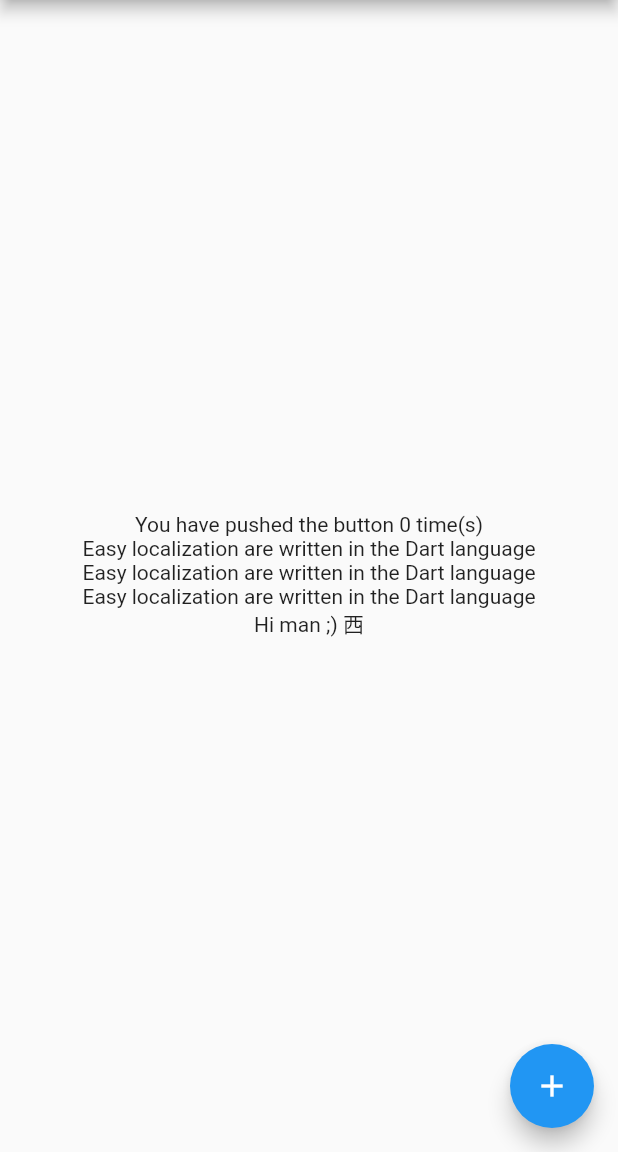
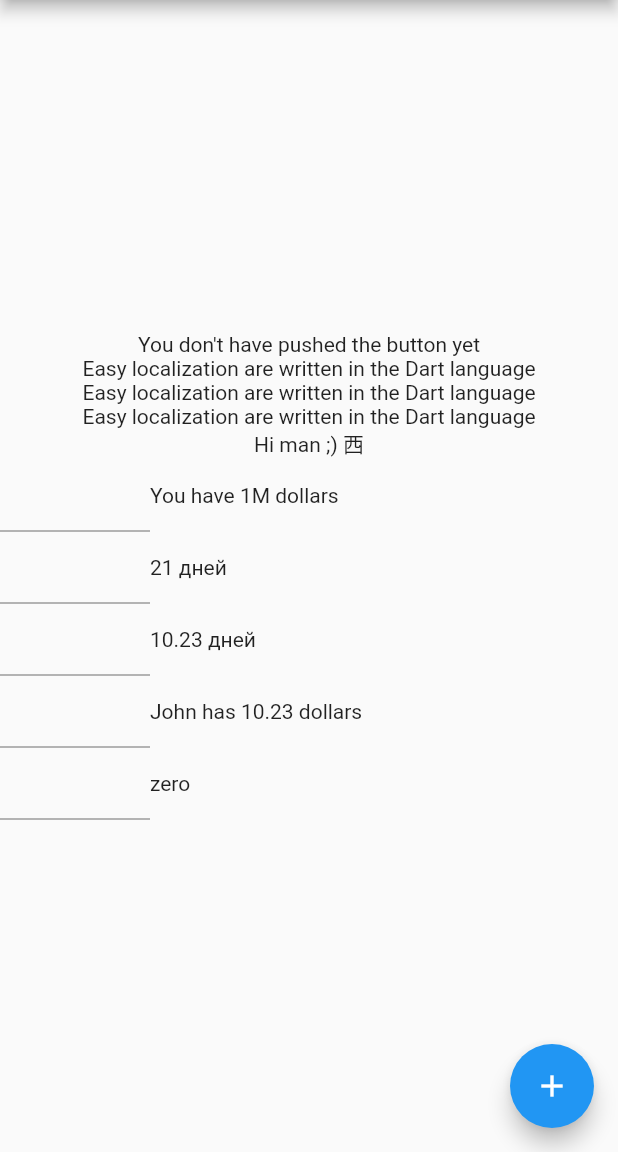
Before and after one commit to atahatah/practice_easy_localization, a Flutter app: the screen it shows after launch, on a phone screen of 412 x 824 dp, the part 84-1236 px from its top. Run offline on Flutter 3.47's test engine with Material 2 defaults, Android fonts, the phone set to English and light mode, and no system bars; our stand-ins replace easy_localization.

Commit message:
Plurals plural() https://pub.dev/packages/easy_localization#-plurals-plural

```diff
--- a/assets/translations/en.json
+++ b/assets/translations/en.json
@@ -1,12 +1,47 @@
 {
   "app_title": "Flutter Demo",
   "home_title": "Flutter Demo Home Page",
-  "pushed_times": "You have pushed the button {} time(s)",
-  "msg":"{} are written in the {} language",
-  "msg_named":"Easy localization are written in the {lang} language",
-  "msg_mixed":"{} are written in the {lang} language",
-  "gender":{
-    "male":"Hi man ;) {}",
-    "female":"Hello girl :) {}",
-    "other":"Hello {}"
-  }}
+  "pushed_times": {
+    "zero": "You don't have pushed the button yet",
+    "one": "You have pushed the button {} time",
+    "two": "You have pushed the button {} times",
+    "many": "You have pushed the button {} times",
+    "other": "You have pushed the button {} times"
+  },
+  "msg": "{} are written in the {} language",
+  "msg_named": "Easy localization are written in the {lang} language",
+  "msg_mixed": "{} are written in the {lang} language",
+  "gender": {
+    "male": "Hi man ;) {}",
+    "female": "Hello girl :) {}",
+    "other": "Hello {}"
+  },
+  "day": {
+    "zero": "{} дней",
+    "one": "{} день",
+    "two": "{} дня",
+    "few": "{} дня",
+    "many": "{} дней",
+    "other": "{} дней"
+  },
+  "money": {
+    "zero": "You not have money",
+    "one": "You have {} dollar",
+    "many": "You have {} dollars",
+    "other": "You have {} dollars"
+  },
+  "money_args": {
+    "zero": "{} has no money",
+    "one": "{} has {} dollar",
+    "many": "{} has {} dollars",
+    "other": "{} has {} dollars"
+  },
+  "how_many": {
+    "zero": "zero",
+    "one": "one",
+    "two": "two",
+    "few": "few",
+    "many": "many",
+    "other": "other"
+  }
+}
--- a/assets/translations/ja-JP.json
+++ b/assets/translations/ja-JP.json
@@ -9,5 +9,33 @@
     "male":"よ、{}くんｗ",
     "female":"やあ{}さん笑",
     "other":"こんにちは、{}"
+  },
+  "day": {
+    "zero":"{} дней",
+    "one": "{} день",
+    "two": "{} дня",
+    "few": "{} дня",
+    "many": "{} дней",
+    "other": "{} дней"
+  },
+  "money": {
+    "zero": "You not have money",
+    "one": "You have {} dollar",
+    "many": "You have {} dollars",
+    "other": "You have {} dollars"
+  },
+  "money_args": {
+    "zero": "{} has no money",
+    "one": "{} has {} dollar",
+    "many": "{} has {} dollars",
+    "other": "{} has {} dollars"
+  },
+  "how_many": {
+    "zero": "ゼロ",
+    "one": "いち",
+    "two": "に",
+    "few": "少し",
+    "many": "たくさん",
+    "other": "その他"
   }
 }
--- a/lib/main.dart
+++ b/lib/main.dart
@@ -13,11 +13,11 @@ void main() async {
   WidgetsFlutterBinding.ensureInitialized();
   await EasyLocalization.ensureInitialized();
   runApp(EasyLocalization(
-      // List of supported locales.
+    // List of supported locales.
       supportedLocales: const [Locale('en', ''), Locale('ja', 'JP')],
       // Path to your folder with localization files.
       path:
-          'assets/translations', // <-- change the path of the translation files
+      'assets/translations', // <-- change the path of the translation files
       // 	Returns the locale when the locale is not in the list supportedLocales.(Not required)
       fallbackLocale: const Locale('en', ''),
       // Place for your main page widget.
@@ -54,6 +54,11 @@ class MyHomePage extends StatefulWidget {
 
 class _MyHomePageState extends State<MyHomePage> {
   int _counter = 0;
+  num money1 = 1000000;
+  num day = 21;
+  num money2 = 10.23;
+  num money3 = 10.23;
+  num howMany = 0;
 
   void _incrementCounter() {
     setState(() {
@@ -74,15 +79,116 @@ class _MyHomePageState extends State<MyHomePage> {
           children: <Widget>[
             const Text(
               'pushed_times',
-            ).tr(args: ['$_counter']),
+            ).plural(_counter),
             // args
-            Text('msg').tr(args: ['Easy localization', 'Dart']),
+            const Text('msg').tr(args: ['Easy localization', 'Dart']),
             // namedArgs
-            Text('msg_named').tr(namedArgs: {'lang': 'Dart'}),
+            const Text('msg_named').tr(namedArgs: {'lang': 'Dart'}),
             // args and namedArgs
-            Text('msg_mixed').tr(args: ['Easy localization'], namedArgs: {'lang': 'Dart'}),
+            const Text('msg_mixed').tr(args: ['Easy localization'], namedArgs: {'lang': 'Dart'}),
             // gender
-            Text('gender').tr(gender: _gender ? "female" : "male", args: ['西']),
+            const Text('gender').tr(gender: _gender ? "female" : "male", args: ['西']),
+
+            // plural
+            // Text widget with format
+            Row(children: [
+              SizedBox(
+                width: 100,
+                child: TextField(
+                    keyboardType: TextInputType.number,
+                    maxLines: 1,
+                    onChanged: (String s){
+                      try{
+                        money1 = num.parse(s);
+                      }catch(e){
+                        money1 = 0;
+                      }
+                      setState((){});
+                    }),
+              ),
+              const Text('money').plural(money1, format: NumberFormat.compact(locale: context.locale.toString())), // output: You have 1M dollars
+            ]),
+            // String
+            // print('day'.plural(21)); // output: 21 день
+            Row(children: [
+              SizedBox(
+                width: 100,
+                child: TextField(
+                    keyboardType: TextInputType.number,
+                    maxLines: 1,
+                    onChanged: (String s){
+                      try{
+                        day = num.parse(s);
+                      }catch(e){
+                        day = 0;
+                      }
+                      setState((){});
+                    }),
+              ),
+              Text('day'.plural(day)), // output: 21 день
+            ]),
+            //Static function
+            // var money = plural('money', 10.23) // output: You have 10.23 dollars
+            Row(children: [
+              SizedBox(
+                width: 100,
+                child: TextField(
+                    keyboardType: TextInputType.number,
+                    maxLines: 1,
+                    onChanged: (String s){
+                      try{
+                        money2 = num.parse(s);
+                      }catch(e){
+                        money2 = 0;
+                      }
+                      setState((){});
+                    }),
+              ),
+              Text('day'.plural(money2)), // output: 21 день
+            ]),
+            //Static function with arguments
+            // var money = plural('money_args', 10.23, args: ['John', '10.23'])  // output: John has 10.23 dollars
+            Row(children: [
+              SizedBox(
+                width: 100,
+                child: TextField(
+                    keyboardType: TextInputType.number,
+                    maxLines: 1,
+                    onChanged: (String s){
+                      try{
+                        money3 = num.parse(s);
+                      }catch(e){
+                        money3 = 0;
+                      }
+                      setState((){});
+                    }),
+              ),
+              Text(plural('money_args', money3, args: ['John', '10.23'])),  // output: John has 10.23 dollars
+            ]),
+            // 以下の実験から、英語では次の通りに条件分岐されるっぽい
+            // 0:zero
+            // 四捨五入して1(日本語では1のみ）:one
+            // 2:tow
+            // そのほか:other
+            // few, manyは使われないようだ
+            // double.infinity,double.nanはエラー、他はその他
+            Row(children: [
+              SizedBox(
+                width: 100,
+                child: TextField(
+                    keyboardType: TextInputType.number,
+                    maxLines: 1,
+                    onChanged: (String s){
+                      try{
+                        howMany = num.parse(s);
+                      }catch(e){
+                        howMany = 0;
+                      }
+                      setState((){});
+                    }),
+              ),
+              const Text('how_many').plural(howMany),  // output: John has 10.23 dollars
+            ]),
           ],
         ),
       ),
```
